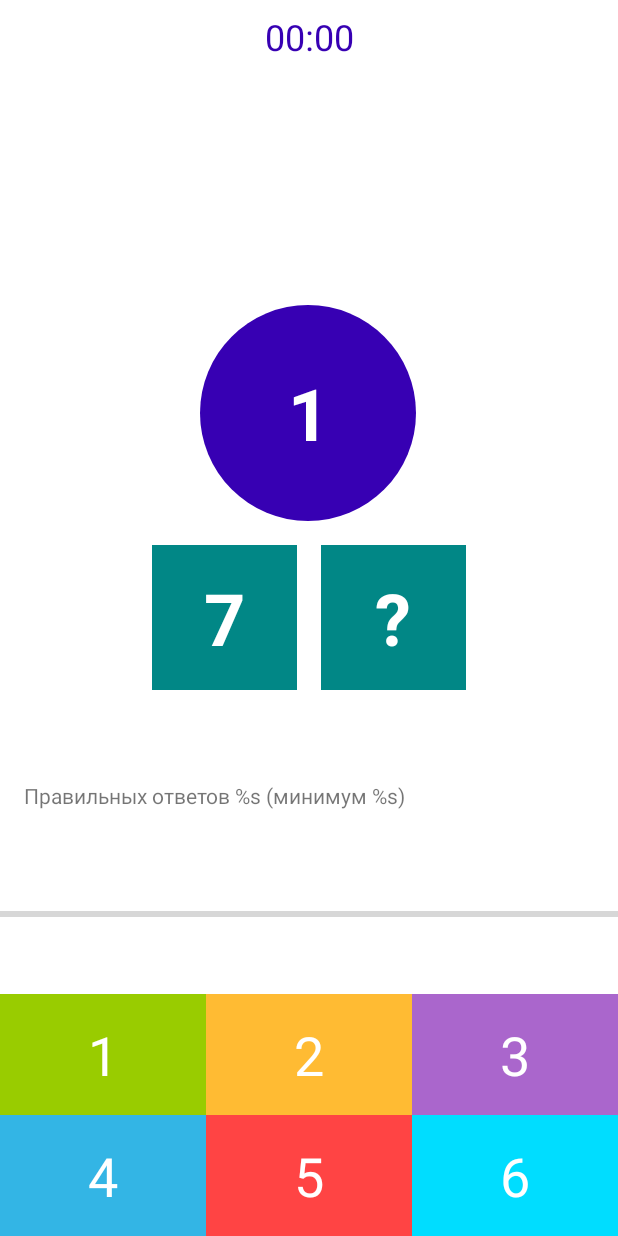
After one commit to dimryb/Composition, an Android app: the layout fragment_game.xml on its own in the app's theme, with its tools: preview values and no code run, on a phone screen of 412 x 824 dp. The commit adds this screen. Run offline under Robolectric (Android 15) with nearby library versions, the phone set to English and light mode, and no system bars.

Commit message:
Создал фрагменты и их макеты

```diff
--- /dev/null
+++ b/app/src/main/res/drawable/circle_background.xml
@@ -0,0 +1,5 @@
+<?xml version="1.0" encoding="utf-8"?>
+<shape xmlns:android="http://schemas.android.com/apk/res/android"
+    android:shape="oval">
+    <solid android:color="@color/purple_700" />
+</shape>
--- /dev/null
+++ b/app/src/main/res/layout/fragment_game.xml
@@ -0,0 +1,166 @@
+<?xml version="1.0" encoding="utf-8"?>
+<androidx.constraintlayout.widget.ConstraintLayout
+    xmlns:android="http://schemas.android.com/apk/res/android"
+    xmlns:app="http://schemas.android.com/apk/res-auto"
+    xmlns:tools="http://schemas.android.com/tools"
+    android:layout_width="match_parent"
+    android:layout_height="match_parent"
+    tools:context=".presentation.GameFragment"
+    >
+
+    <TextView
+        android:id="@+id/tv_timer"
+        android:layout_width="wrap_content"
+        android:layout_height="wrap_content"
+        android:layout_margin="8dp"
+        android:textColor="@color/purple_700"
+        android:textSize="24sp"
+        app:layout_constraintEnd_toEndOf="parent"
+        app:layout_constraintStart_toStartOf="parent"
+        app:layout_constraintTop_toTopOf="parent"
+        tools:text="00:00"
+        />
+
+    <TextView
+        android:id="@+id/tv_sum"
+        style="@style/QuestionTextStyle"
+        android:layout_width="144dp"
+        android:layout_height="144dp"
+        android:background="@drawable/circle_background"
+        app:layout_constraintBottom_toTopOf="@id/tv_left_number"
+        app:layout_constraintEnd_toEndOf="parent"
+        app:layout_constraintHorizontal_bias="0.498"
+        app:layout_constraintStart_toStartOf="parent"
+        app:layout_constraintTop_toTopOf="parent"
+        app:layout_constraintVertical_chainStyle="packed"
+        tools:text="1"
+        />
+
+    <TextView
+        android:id="@+id/tv_left_number"
+        style="@style/QuestionTextStyle"
+        android:layout_width="0dp"
+        android:layout_height="wrap_content"
+        android:background="@color/teal_700"
+        app:layout_constraintBottom_toTopOf="@id/tv_option_1"
+        app:layout_constraintDimensionRatio="1:1"
+        app:layout_constraintEnd_toStartOf="@id/tv_question"
+        app:layout_constraintHorizontal_chainStyle="packed"
+        app:layout_constraintStart_toStartOf="parent"
+        app:layout_constraintTop_toBottomOf="@id/tv_sum"
+        tools:text="7"
+        />
+
+    <TextView
+        android:id="@+id/tv_question"
+        style="@style/QuestionTextStyle"
+        android:layout_width="0dp"
+        android:layout_height="wrap_content"
+        android:background="@color/teal_700"
+        android:text="@string/question_mark"
+        app:layout_constraintBottom_toBottomOf="@id/tv_left_number"
+        app:layout_constraintDimensionRatio="1:1"
+        app:layout_constraintEnd_toEndOf="parent"
+        app:layout_constraintStart_toEndOf="@id/tv_left_number"
+        app:layout_constraintTop_toTopOf="@id/tv_left_number"
+        />
+
+    <TextView
+        android:id="@+id/tv_option_1"
+        style="@style/OptionTextStyle"
+        android:layout_width="0dp"
+        android:layout_height="wrap_content"
+        android:background="@android:color/holo_green_light"
+        app:layout_constraintBottom_toTopOf="@id/tv_option_4"
+        app:layout_constraintEnd_toStartOf="@id/tv_option_5"
+        app:layout_constraintHorizontal_chainStyle="spread"
+        app:layout_constraintStart_toStartOf="parent"
+        tools:text="1"
+        />
+
+    <TextView
+        android:id="@+id/tv_option_2"
+        style="@style/OptionTextStyle"
+        android:layout_width="0dp"
+        android:layout_height="wrap_content"
+        android:background="@android:color/holo_orange_light"
+        app:layout_constraintBottom_toTopOf="@id/tv_option_4"
+        app:layout_constraintEnd_toStartOf="@id/tv_option_6"
+        app:layout_constraintStart_toEndOf="@id/tv_option_4"
+        tools:text="2"
+        />
+
+    <TextView
+        android:id="@+id/tv_option_3"
+        style="@style/OptionTextStyle"
+        android:layout_width="0dp"
+        android:layout_height="wrap_content"
+        android:background="@android:color/holo_purple"
+        app:layout_constraintBottom_toTopOf="@id/tv_option_4"
+        app:layout_constraintEnd_toEndOf="parent"
+        app:layout_constraintStart_toEndOf="@id/tv_option_5"
+        tools:text="3"
+        />
+
+    <TextView
+        android:id="@+id/tv_option_4"
+        style="@style/OptionTextStyle"
+        android:layout_width="0dp"
+        android:layout_height="wrap_content"
+        android:background="@android:color/holo_blue_light"
+        app:layout_constraintBottom_toBottomOf="parent"
+        app:layout_constraintEnd_toStartOf="@id/tv_option_5"
+        app:layout_constraintHorizontal_chainStyle="spread"
+        app:layout_constraintStart_toStartOf="parent"
+        tools:text="4"
+        />
+
+    <TextView
+        android:id="@+id/tv_option_5"
+        style="@style/OptionTextStyle"
+        android:layout_width="0dp"
+        android:layout_height="wrap_content"
+        android:background="@android:color/holo_red_light"
+        app:layout_constraintBottom_toBottomOf="parent"
+        app:layout_constraintEnd_toStartOf="@id/tv_option_6"
+        app:layout_constraintStart_toEndOf="@id/tv_option_4"
+        tools:text="5"
+        />
+
+    <TextView
+        android:id="@+id/tv_option_6"
+        style="@style/OptionTextStyle"
+        android:layout_width="0dp"
+        android:layout_height="wrap_content"
+        android:background="@android:color/holo_blue_bright"
+        app:layout_constraintBottom_toBottomOf="parent"
+        app:layout_constraintEnd_toEndOf="parent"
+        app:layout_constraintStart_toEndOf="@id/tv_option_5"
+        tools:text="6"
+        />
+
+    <TextView
+        android:id="@+id/tv_answers_progress"
+        android:layout_width="match_parent"
+        android:layout_height="wrap_content"
+        android:text="@string/progress_answers"
+        android:layout_margin="16dp"
+        app:layout_constraintVertical_chainStyle="spread"
+        app:layout_constraintTop_toBottomOf="@id/tv_left_number"
+        app:layout_constraintBottom_toTopOf="@id/progress_bar"
+        />
+
+    <ProgressBar
+        android:id="@+id/progress_bar"
+        style="?android:attr/progressBarStyleHorizontal"
+        android:layout_width="0dp"
+        android:layout_height="wrap_content"
+        android:max="100"
+        android:secondaryProgressTint="@android:color/background_dark"
+        app:layout_constraintBottom_toTopOf="@+id/tv_option_2"
+        app:layout_constraintEnd_toEndOf="parent"
+        app:layout_constraintStart_toStartOf="parent"
+        app:layout_constraintTop_toBottomOf="@+id/tv_answers_progress"
+        />
+
+</androidx.constraintlayout.widget.ConstraintLayout>
--- /dev/null
+++ b/app/src/main/res/values/styles.xml
@@ -0,0 +1,17 @@
+<?xml version="1.0" encoding="utf-8"?>
+<resources>
+    <style name="OptionTextStyle">
+        <item name="android:padding">16dp</item>
+        <item name="android:textSize">36sp</item>
+        <item name="android:gravity">center</item>
+        <item name="android:textColor">@color/white</item>
+    </style>
+    <style name="QuestionTextStyle">
+        <item name="android:padding">16dp</item>
+        <item name="android:textSize">48sp</item>
+        <item name="android:gravity">center</item>
+        <item name="android:textStyle">bold</item>
+        <item name="android:layout_margin">8dp</item>
+        <item name="android:textColor">@color/white</item>
+    </style>
+</resources>
```
Also changed, not shown: app/src/main/java/space/rybakov/composition/presentation/ChooseLevelFragment.kt (added, +19 -0 lines), app/src/main/java/space/rybakov/composition/presentation/GameFinishedFragment.kt (added, +19 -0 lines), app/src/main/java/space/rybakov/composition/presentation/GameFragment.kt (added, +19 -0 lines), app/src/main/java/space/rybakov/composition/presentation/WelcomeFragment.kt (added, +19 -0 lines), app/src/main/res/drawable/ic_brain.xml (added, +36 -0 lines), app/src/main/res/drawable/ic_sad.xml (added, +27 -0 lines), app/src/main/res/drawable/ic_smile.xml (added, +27 -0 lines), app/src/main/res/layout/activity_main.xml (+5 -13 lines), app/src/main/res/layout/fragment_choose_level.xml (added, +60 -0 lines), app/src/main/res/layout/fragment_game_finished.xml (added, +86 -0 lines), app/src/main/res/layout/fragment_welcome.xml (added, +51 -0 lines), app/src/main/res/values/strings.xml (+21 -0 lines).
